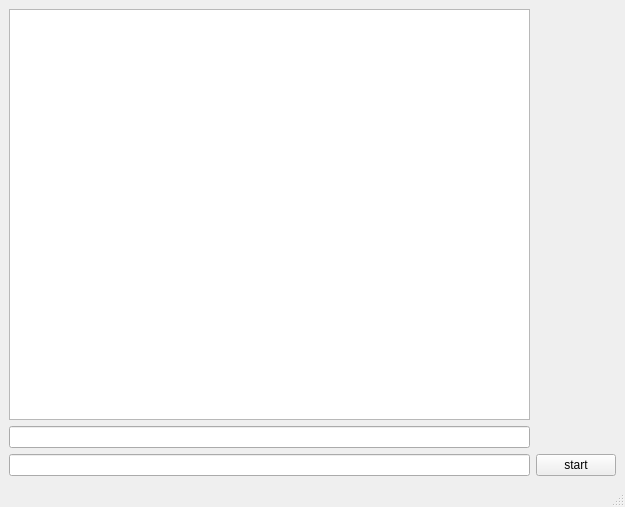
Above: mainwindow.ui from Ryeheck/getMusicApp before the change. Below: the same form after it.
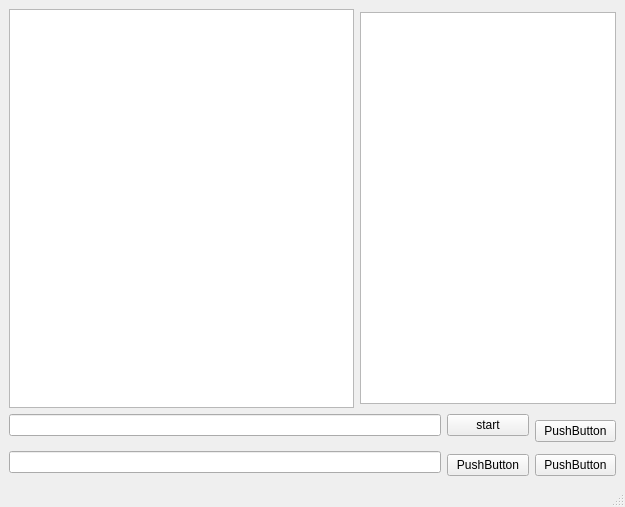
That is the form after the change.

What changed in the file:
```diff
--- a/mainwindow.ui
+++ b/mainwindow.ui
@@ -18,19 +18,50 @@
     <item row="0" column="0">
      <widget class="QPlainTextEdit" name="logView"/>
     </item>
-    <item row="1" column="0">
-     <widget class="QLineEdit" name="inputURL"/>
+    <item row="1" column="3" rowspan="3">
+     <widget class="QPushButton" name="pushButton_2">
+      <property name="text">
+       <string>PushButton</string>
+      </property>
+     </widget>
     </item>
-    <item row="2" column="0">
-     <widget class="QLineEdit" name="inputFolder"/>
+    <item row="0" column="1" colspan="3">
+     <widget class="QListWidget" name="listWidget">
+      <property name="maximumSize">
+       <size>
+        <width>256</width>
+        <height>392</height>
+       </size>
+      </property>
+     </widget>
     </item>
-    <item row="2" column="1" alignment="Qt::AlignmentFlag::AlignTop">
+    <item row="4" column="3">
+     <widget class="QPushButton" name="pushButton_3">
+      <property name="text">
+       <string>PushButton</string>
+      </property>
+     </widget>
+    </item>
+    <item row="4" column="2">
+     <widget class="QPushButton" name="pushButton">
+      <property name="text">
+       <string>PushButton</string>
+      </property>
+     </widget>
+    </item>
+    <item row="1" column="2">
      <widget class="QPushButton" name="startButton">
       <property name="text">
        <string>start</string>
       </property>
      </widget>
     </item>
+    <item row="1" column="0" colspan="2">
+     <widget class="QLineEdit" name="inputFolder"/>
+    </item>
+    <item row="3" column="0" rowspan="2" colspan="2">
+     <widget class="QLineEdit" name="inputURL"/>
+    </item>
    </layout>
   </widget>
   <widget class="QMenuBar" name="menubar">
```
